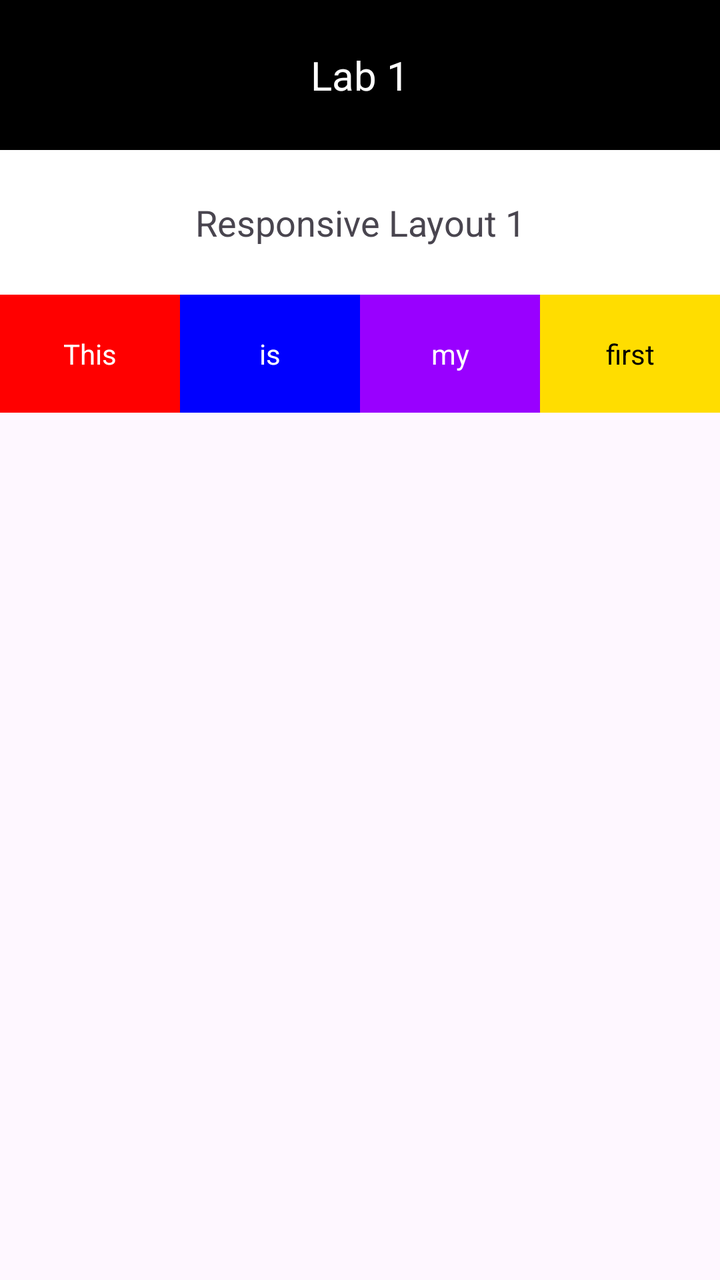
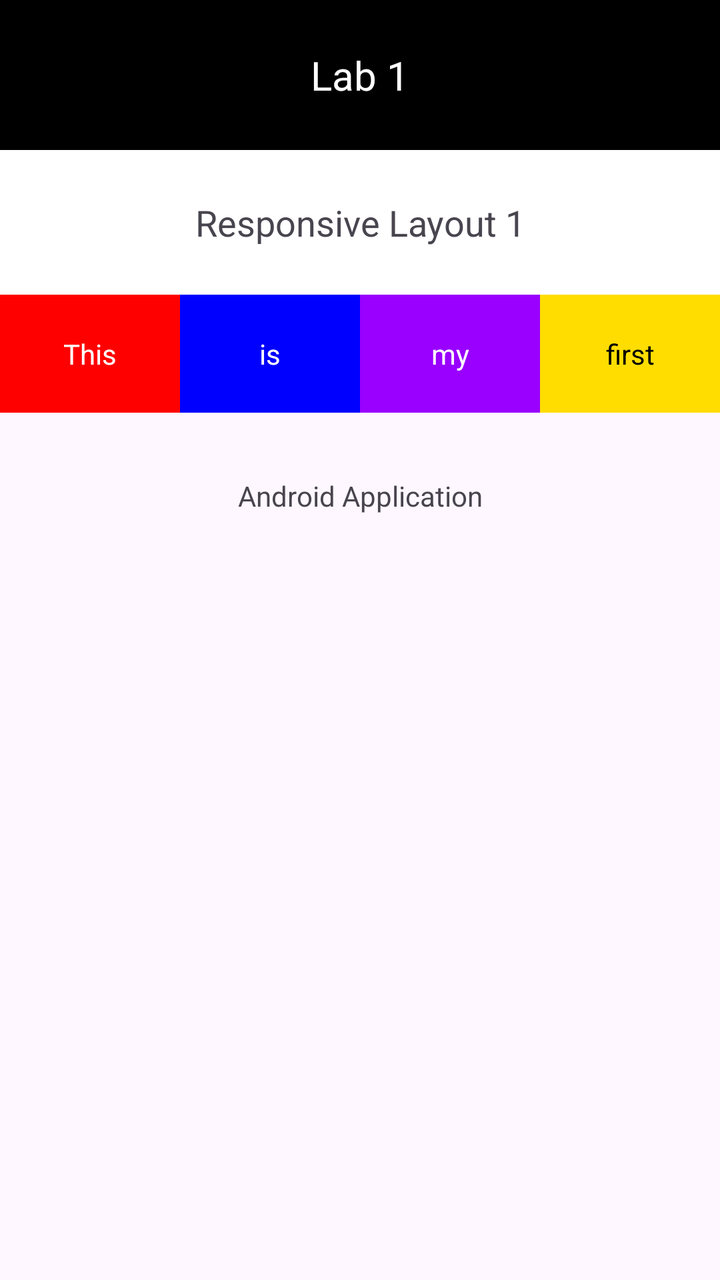

Two renders of the same Android screen: before a commit and after it. Below are the layout's source before the change and the commit's diff.
<!-- AndroidManifest.xml: application theme Theme.Part1_LinearLayout -->
<!-- res/layout/activity_main.xml -->
<?xml version="1.0" encoding="utf-8"?>
<LinearLayout xmlns:android="http://schemas.android.com/apk/res/android"
    xmlns:tools="http://schemas.android.com/tools"

    android:layout_width="match_parent"
    android:layout_height="match_parent"
    android:orientation="vertical"
    tools:context=".MainActivity">
    

    <TextView
        android:layout_width="match_parent"
        android:layout_height="wrap_content"
        android:background="#000000"
        android:gravity="center"
        android:text="Lab 1"
        android:textColor="#ffffff"
        android:textSize="20sp"
        android:padding="24dp"/>

    <TextView
        android:layout_width="match_parent"
        android:layout_height="wrap_content"
        android:background="#ffffff"
        android:gravity="center"
        android:text="Responsive Layout 1"
        android:textSize="18sp"
        android:padding="24dp"/>

    <LinearLayout
        android:layout_width="match_parent"
        android:layout_height="wrap_content"
        android:orientation="horizontal">

    <TextView
        android:layout_width="0dp"
        android:layout_height="match_parent"
        android:layout_weight="1"
        android:background="#ff0000"
        android:gravity="center"
        android:text="This"
        android:textColor="#ffffff"
        android:padding="20dp"/>

    <TextView
        android:layout_width="0dp"
        android:layout_height="match_parent"
        android:layout_weight="1"
        android:background="#0000ff"
        android:gravity="center"
        android:text="is"
        android:textColor="#ffffff"/>

    <TextView
        android:layout_width="0dp"
        android:layout_height="match_parent"
        android:layout_weight="1"
        android:background="#9900ff"
        android:gravity="center"
        android:text="my"
        android:textColor="#ffffff"/>

        <TextView
            android:layout_width="0dp"
            android:layout_height="match_parent"
            android:layout_weight="1"
            android:background="#ffdd00"
            android:gravity="center"
            android:text="first"
            android:textColor="#000000"/>






    </LinearLayout>

</LinearLayout>
<!-- resources referenced by this layout -->
<resources>
  <style name="Theme.Part1_LinearLayout" parent="Base.Theme.Part1_LinearLayout" />
  <style name="Base.Theme.Part1_LinearLayout" parent="Theme.Material3.DayNight.NoActionBar">
          
          
      </style>
</resources>

<!-- the commit's change to res/layout/activity_main.xml (unified diff, before → after) -->
@@ -1,7 +1,7 @@
 <?xml version="1.0" encoding="utf-8"?>
 <LinearLayout xmlns:android="http://schemas.android.com/apk/res/android"
     xmlns:tools="http://schemas.android.com/tools"
-
+    android:id="@+id/main"
     android:layout_width="match_parent"
     android:layout_height="match_parent"
     android:orientation="vertical"
@@ -70,10 +70,13 @@
             android:textColor="#000000"/>
 
 
-
-
-
-
     </LinearLayout>
 
+    <TextView
+        android:layout_width="match_parent"
+        android:layout_height="wrap_content"
+        android:gravity="center"
+        android:text="Android Application"
+        android:padding="32dp"/>
+
 </LinearLayout>
